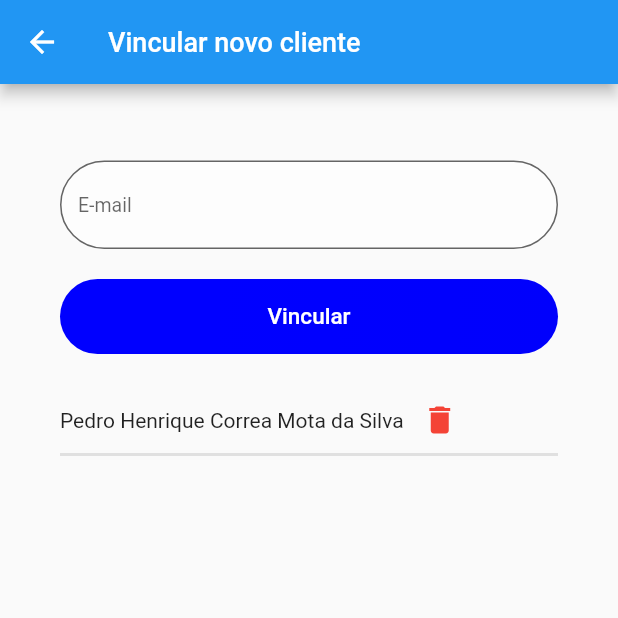
After one commit to pedrohcms/tcc-mobile, a Flutter app: the LinkCustomerPage screen opened by its route, on a phone screen of 412 x 824 dp, the top half of it. The commit adds this screen. Run offline on Flutter 3.47's test engine with Material 2 defaults, Android fonts, the phone set to English and light mode, and no system bars; our stand-ins replace email_validator, rxdart, shared_preferences, syncfusion_flutter_charts; accounts and stored records are empty.

Commit message:
Criação da tela vincular cliente

```diff
--- a/lib/src/app.dart
+++ b/lib/src/app.dart
@@ -1,6 +1,7 @@
 import 'package:flutter/material.dart';
 import 'package:mobile/src/pages/HomePage/HomePage.dart';
 import 'package:mobile/src/pages/FarmListPage/FarmListPage.dart';
+import 'package:mobile/src/pages/LinkCustomerPage/LinkCustomerPage.dart';
 import 'package:mobile/src/pages/RegisterFarmPage/RegisterFarmPage.dart';
 import 'package:mobile/src/pages/LoginPage/LoginPage.dart';
 import 'package:mobile/src/pages/RegisterUserPage/RegisterUserPage.dart';
@@ -35,7 +36,8 @@ class App extends StatelessWidget {
           "/farm_list": (context) => FarmListPage(),
           "/home": (context) => HomePage(),
           "/report": (context) => ReportPage(),
-          "/register_user": (context) => RegisterUserPage()
+          "/register_user": (context) => RegisterUserPage(),
+          "/link_customer": (context) => LinkCustomerPage()
         },
         localizationsDelegates: [
           GlobalMaterialLocalizations.delegate,
--- a/lib/src/pages/HomePage/HomePage.dart
+++ b/lib/src/pages/HomePage/HomePage.dart
@@ -251,7 +251,9 @@ class _HomePageState extends State<HomePage> {
                       ),
                     ],
                   ),
-                  onPressed: () {},
+                  onPressed: () {
+                    Navigator.pushNamed(context, "/link_customer");
+                  },
                 ),
               ),
               Expanded(
--- /dev/null
+++ b/lib/src/pages/LinkCustomerPage/LinkCustomerPage.dart
@@ -0,0 +1,111 @@
+import 'package:flutter/material.dart';
+
+class LinkCustomerPage extends StatefulWidget {
+  @override
+  _LinkCustomerPageState createState() => _LinkCustomerPageState();
+}
+
+class _LinkCustomerPageState extends State<LinkCustomerPage> {
+  @override
+  Widget build(BuildContext context) {
+    return Scaffold(
+      appBar: AppBar(
+        backgroundColor: Colors.blue,
+        title: Text(
+          "Vincular novo cliente",
+          style: TextStyle(fontSize: 18, color: Colors.white),
+        ),
+      ),
+      body: Padding(
+        padding: const EdgeInsets.only(
+          top: 1,
+          left: 40,
+          right: 40,
+        ),
+        child: Column(
+          children: [
+            SizedBox(
+              height: 50,
+            ),
+            Container(
+              alignment: Alignment.center,
+              child: TextFormField(
+                decoration: new InputDecoration(
+                  border: new OutlineInputBorder(
+                    borderRadius: const BorderRadius.all(
+                      const Radius.circular(60.0),
+                    ),
+                  ),
+                  hintStyle: TextStyle(
+                    fontSize: 13,
+                    height: 1,
+                  ),
+                  hintText: "E-mail",
+                  filled: true,
+                  fillColor: Colors.white54,
+                ),
+              ),
+            ),
+            SizedBox(
+              height: 20,
+            ),
+            Container(
+              height: 50,
+              alignment: Alignment.center,
+              decoration: BoxDecoration(
+                gradient: LinearGradient(
+                  begin: Alignment.centerLeft,
+                  end: Alignment.bottomRight,
+                  stops: [0.3, 1],
+                  colors: [
+                    Color.fromRGBO(0, 0, 255, 100),
+                    Color.fromRGBO(0, 0, 252, 150),
+                  ],
+                ),
+                borderRadius: BorderRadius.all(
+                  Radius.circular(60.0),
+                ),
+              ),
+              child: SizedBox.expand(
+                child: FlatButton(
+                  onPressed: () {},
+                  child: Text(
+                    "Vincular",
+                    style: TextStyle(
+                      color: Colors.white,
+                      fontSize: 15,
+                    ),
+                    textAlign: TextAlign.center,
+                  ),
+                ),
+              ),
+            ),
+            SizedBox(
+              height: 20,
+            ),
+            Expanded(
+              child: ListView(
+                children: [
+                  Row(
+                    children: [
+                      Text("Pedro Henrique Correa Mota da Silva"),
+                      IconButton(
+                        icon: Icon(Icons.delete, color: Colors.red),
+                        onPressed: () {},
+                      )
+                    ],
+                  ),
+                  Divider(
+                    thickness: 2.0,
+                    color: Colors.grey[300],
+                    height: 0,
+                  ),
+                ],
+              ),
+            )
+          ],
+        ),
+      ),
+    );
+  }
+}
```
